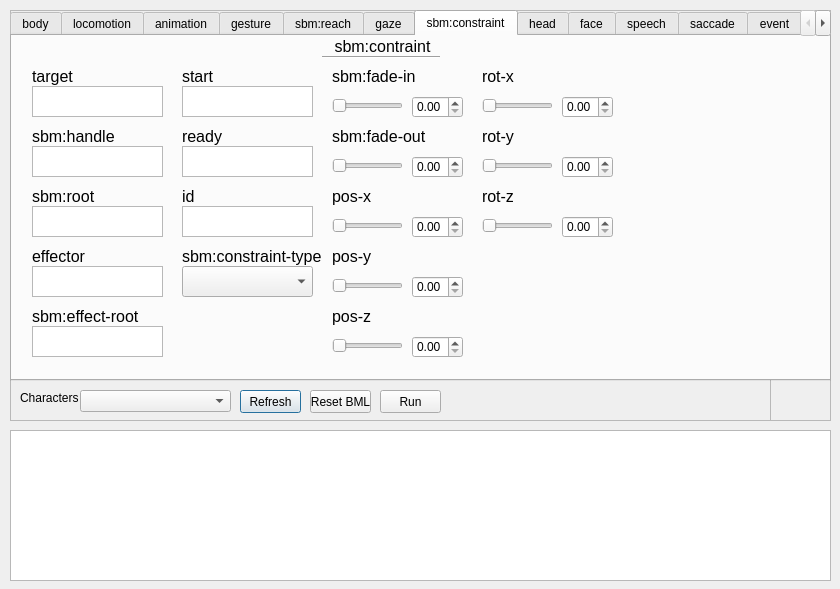
DrAlta/smartbody, file core/smartbody/sbm-debugger/gui/designer/BMLCreatorDialog.ui: the form before one commit.
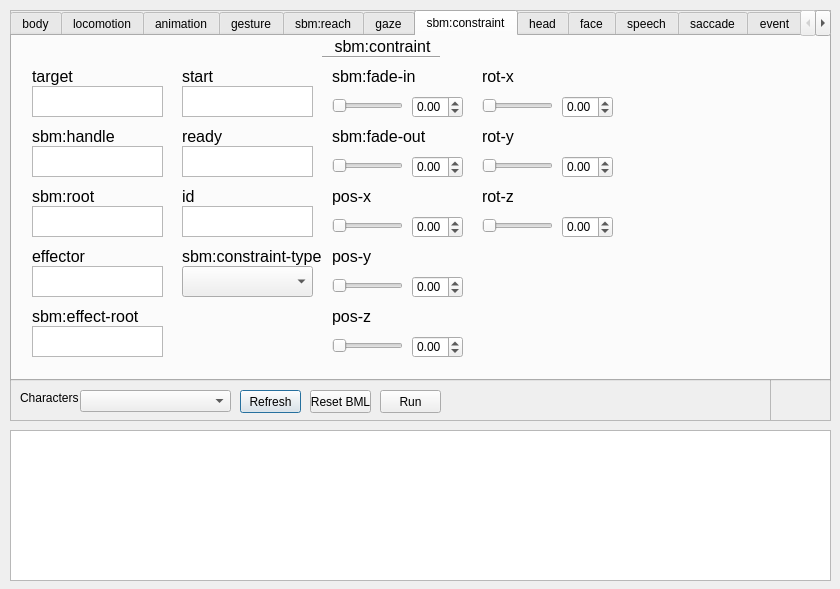
The form after the commit. The open tabs and pages were chosen to show the change.

Commit message: sbm debugger- check boxes now work on the bml creator dialog.  Changed ranges of spin boxes on the bml creator

Patch:
```diff
--- a/core/smartbody/sbm-debugger/gui/designer/BMLCreatorDialog.ui
+++ b/core/smartbody/sbm-debugger/gui/designer/BMLCreatorDialog.ui
@@ -2702,6 +2702,12 @@
       <property name="accessibleName">
        <string>rot-z</string>
       </property>
+      <property name="minimum">
+       <double>-1000.000000000000000</double>
+      </property>
+      <property name="maximum">
+       <double>1000.000000000000000</double>
+      </property>
      </widget>
      <widget class="QSlider" name="sbmConstraintSbmFadeOutSlider">
       <property name="geometry">
@@ -2810,6 +2816,12 @@
       <property name="accessibleName">
        <string>pos-y</string>
       </property>
+      <property name="minimum">
+       <double>-1000.000000000000000</double>
+      </property>
+      <property name="maximum">
+       <double>1000.000000000000000</double>
+      </property>
      </widget>
      <widget class="QSlider" name="sbmConstraintRotYSlider">
       <property name="geometry">
@@ -2839,6 +2851,12 @@
       <property name="accessibleName">
        <string>sbm:fade-in</string>
       </property>
+      <property name="minimum">
+       <double>-1000.000000000000000</double>
+      </property>
+      <property name="maximum">
+       <double>1000.000000000000000</double>
+      </property>
      </widget>
      <widget class="QSlider" name="sbmConstraintSbmFadeInSlider">
       <property name="geometry">
@@ -2937,6 +2955,12 @@
       <property name="accessibleName">
        <string>pos-x</string>
       </property>
+      <property name="minimum">
+       <double>-1000.000000000000000</double>
+      </property>
+      <property name="maximum">
+       <double>1000.000000000000000</double>
+      </property>
      </widget>
      <widget class="QDoubleSpinBox" name="sbmConstraintRotXBox">
       <property name="geometry">
@@ -2950,6 +2974,12 @@
       <property name="accessibleName">
        <string>rot-x</string>
       </property>
+      <property name="minimum">
+       <double>-1000.000000000000000</double>
+      </property>
+      <property name="maximum">
+       <double>1000.000000000000000</double>
+      </property>
      </widget>
      <widget class="QDoubleSpinBox" name="sbmConstraintPosZBox">
       <property name="geometry">
@@ -2963,6 +2993,12 @@
       <property name="accessibleName">
        <string>pos-z</string>
       </property>
+      <property name="minimum">
+       <double>-1000.000000000000000</double>
+      </property>
+      <property name="maximum">
+       <double>1000.000000000000000</double>
+      </property>
      </widget>
      <widget class="QLabel" name="postureLabel_221">
       <property name="geometry">
@@ -3018,6 +3054,12 @@
       <property name="accessibleName">
        <string>rot-y</string>
       </property>
+      <property name="minimum">
+       <double>-1000.000000000000000</double>
+      </property>
+      <property name="maximum">
+       <double>1000.000000000000000</double>
+      </property>
      </widget>
      <widget class="QSlider" name="sbmConstraintRotXSlider">
       <property name="geometry">
@@ -3047,6 +3089,12 @@
       <property name="accessibleName">
        <string>sbm:fade-out</string>
       </property>
+      <property name="minimum">
+       <double>-1000.000000000000000</double>
+      </property>
+      <property name="maximum">
+       <double>1000.000000000000000</double>
+      </property>
      </widget>
      <widget class="QLabel" name="postureLabel_223">
       <property name="geometry">
```
Left out of the diff: 115 changed lines with no effect on the pictures. The commit also changes 17 other files.
